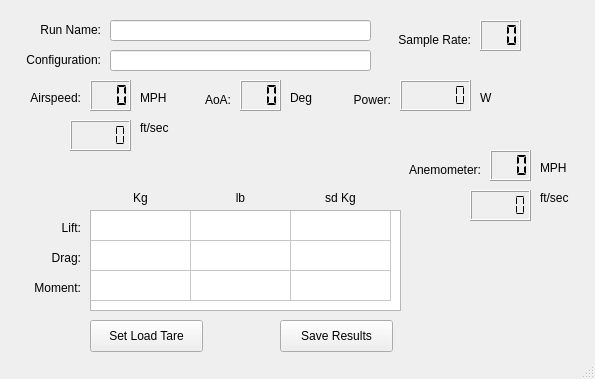
Above: Tunnel_Model.ui from n2ee/Wind-Tunnel-GUI before the change. Below: the same form after it.
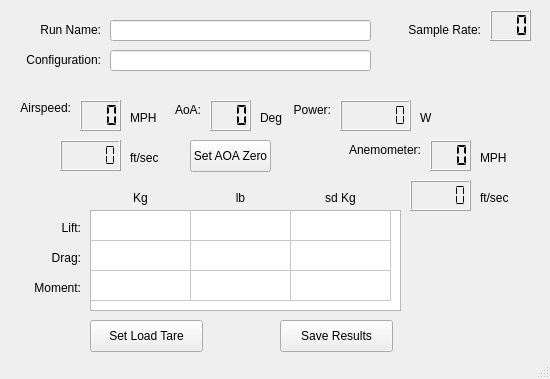
That is the form after the change.

Commit message: Added AoA Zero button. Re-arranged displayed items

Patch:
```diff
--- a/Tunnel_Model.ui
+++ b/Tunnel_Model.ui
@@ -6,7 +6,7 @@
    <rect>
     <x>0</x>
     <y>0</y>
-    <width>595</width>
+    <width>550</width>
     <height>379</height>
    </rect>
   </property>
@@ -98,8 +98,8 @@
    <widget class="QLabel" name="lblAirspeed">
     <property name="geometry">
      <rect>
-      <x>20</x>
-      <y>90</y>
+      <x>10</x>
+      <y>100</y>
       <width>61</width>
       <height>16</height>
      </rect>
@@ -114,8 +114,8 @@
    <widget class="QLabel" name="lblMPH">
     <property name="geometry">
      <rect>
-      <x>140</x>
-      <y>90</y>
+      <x>130</x>
+      <y>110</y>
       <width>31</width>
       <height>16</height>
      </rect>
@@ -127,8 +127,8 @@
    <widget class="QLabel" name="lblFtPerSec">
     <property name="geometry">
      <rect>
-      <x>140</x>
-      <y>120</y>
+      <x>130</x>
+      <y>150</y>
       <width>41</width>
       <height>16</height>
      </rect>
@@ -140,8 +140,8 @@
    <widget class="QLCDNumber" name="outSpeedMPH">
     <property name="geometry">
      <rect>
-      <x>90</x>
-      <y>80</y>
+      <x>80</x>
+      <y>100</y>
       <width>41</width>
       <height>31</height>
      </rect>
@@ -283,8 +283,8 @@
    <widget class="QLabel" name="lblSampleRate">
     <property name="geometry">
      <rect>
-      <x>390</x>
-      <y>30</y>
+      <x>400</x>
+      <y>20</y>
       <width>81</width>
       <height>20</height>
      </rect>
@@ -299,8 +299,8 @@
    <widget class="QLCDNumber" name="outSpeedFps">
     <property name="geometry">
      <rect>
-      <x>70</x>
-      <y>120</y>
+      <x>60</x>
+      <y>140</y>
       <width>61</width>
       <height>31</height>
      </rect>
@@ -315,8 +315,8 @@
    <widget class="QLCDNumber" name="outSampleRate">
     <property name="geometry">
      <rect>
-      <x>480</x>
-      <y>20</y>
+      <x>490</x>
+      <y>10</y>
       <width>41</width>
       <height>31</height>
      </rect>
@@ -331,8 +331,8 @@
    <widget class="QLabel" name="lblAoA">
     <property name="geometry">
      <rect>
-      <x>190</x>
-      <y>90</y>
+      <x>160</x>
+      <y>100</y>
       <width>41</width>
       <height>20</height>
      </rect>
@@ -347,8 +347,8 @@
    <widget class="QLCDNumber" name="outAoaDeg">
     <property name="geometry">
      <rect>
-      <x>240</x>
-      <y>80</y>
+      <x>210</x>
+      <y>100</y>
       <width>41</width>
       <height>31</height>
      </rect>
@@ -363,8 +363,8 @@
    <widget class="QLabel" name="lblDeg">
     <property name="geometry">
      <rect>
-      <x>290</x>
-      <y>90</y>
+      <x>260</x>
+      <y>110</y>
       <width>31</width>
       <height>16</height>
      </rect>
@@ -376,8 +376,8 @@
    <widget class="QLabel" name="lblPower">
     <property name="geometry">
      <rect>
-      <x>350</x>
-      <y>90</y>
+      <x>290</x>
+      <y>100</y>
       <width>41</width>
       <height>20</height>
      </rect>
@@ -392,8 +392,8 @@
    <widget class="QLCDNumber" name="outPower">
     <property name="geometry">
      <rect>
-      <x>400</x>
-      <y>80</y>
+      <x>340</x>
+      <y>100</y>
       <width>71</width>
       <height>31</height>
      </rect>
@@ -408,9 +408,9 @@
    <widget class="QLabel" name="lblWatts">
     <property name="geometry">
      <rect>
-      <x>480</x>
-      <y>90</y>
-      <width>31</width>
+      <x>420</x>
+      <y>110</y>
+      <width>16</width>
       <height>16</height>
      </rect>
     </property>
@@ -421,8 +421,8 @@
    <widget class="QLCDNumber" name="outAnemometerMPH">
     <property name="geometry">
      <rect>
-      <x>490</x>
-      <y>150</y>
+      <x>430</x>
+      <y>140</y>
       <width>41</width>
       <height>31</height>
      </rect>
@@ -437,8 +437,8 @@
    <widget class="QLabel" name="lblAnemometer">
     <property name="geometry">
      <rect>
-      <x>390</x>
-      <y>160</y>
+      <x>330</x>
+      <y>140</y>
       <width>91</width>
       <height>20</height>
      </rect>
@@ -453,7 +453,7 @@
    <widget class="QLabel" name="lblFtPerSec_2">
     <property name="geometry">
      <rect>
-      <x>540</x>
+      <x>480</x>
       <y>190</y>
       <width>41</width>
       <height>16</height>
@@ -466,8 +466,8 @@
    <widget class="QLCDNumber" name="outAnemometerFps">
     <property name="geometry">
      <rect>
-      <x>470</x>
-      <y>190</y>
+      <x>410</x>
+      <y>180</y>
       <width>61</width>
       <height>31</height>
      </rect>
@@ -482,8 +482,8 @@
    <widget class="QLabel" name="lblMPH_2">
     <property name="geometry">
      <rect>
-      <x>540</x>
-      <y>160</y>
+      <x>480</x>
+      <y>150</y>
       <width>31</width>
       <height>16</height>
      </rect>
@@ -492,6 +492,22 @@
      <string>MPH</string>
     </property>
    </widget>
+   <widget class="QPushButton" name="btnAoAZero">
+    <property name="geometry">
+     <rect>
+      <x>190</x>
+      <y>140</y>
+      <width>81</width>
+      <height>32</height>
+     </rect>
+    </property>
+    <property name="toolTipDuration">
+     <number>4</number>
+    </property>
+    <property name="text">
+     <string>Set AOA Zero</string>
+    </property>
+   </widget>
   </widget>
   <widget class="QStatusBar" name="statusbar"/>
  </widget>
```
Left out of the diff: 6 changed lines with no effect on the pictures. The commit also changes 1 other file.
